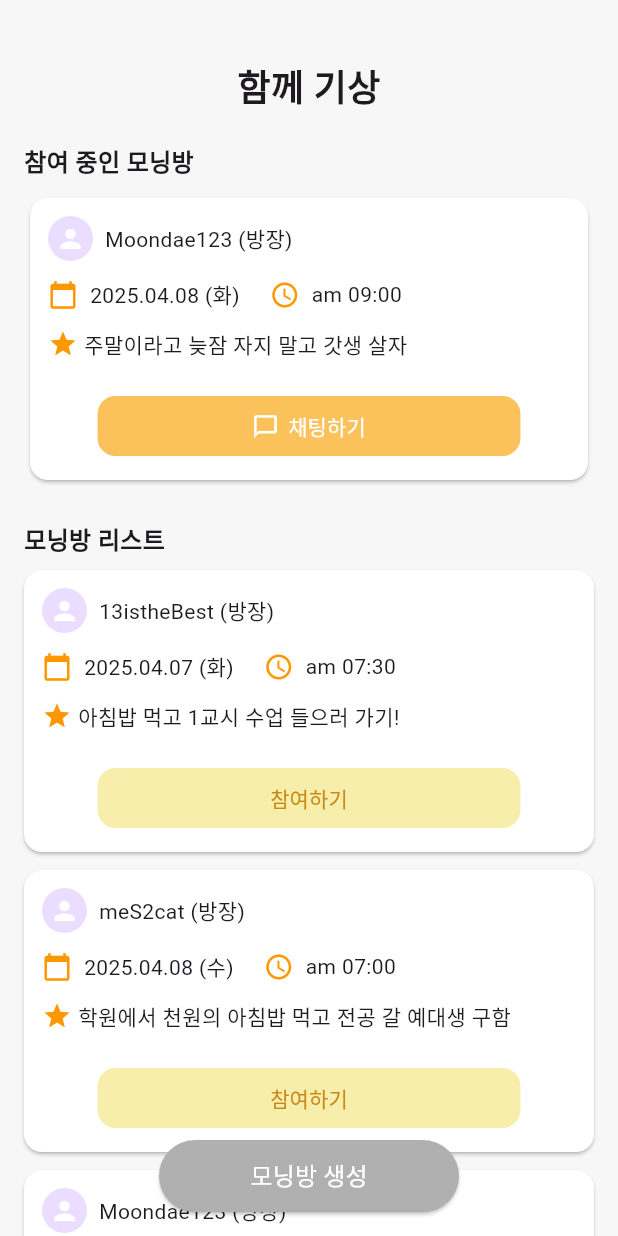
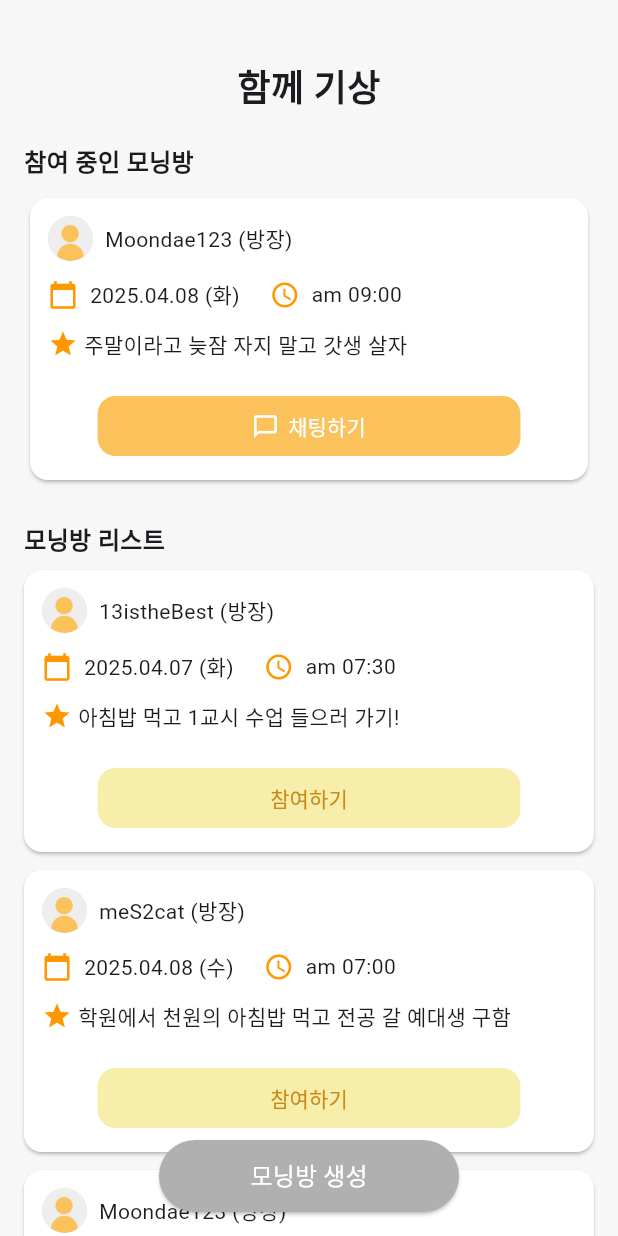
Before and after one commit to KHU-morning/front-morning, a Flutter app: the MorningRoomPage screen opened by its route, on a phone screen of 412 x 824 dp. Run offline on Flutter 3.47's test engine with Material 3 defaults, Android fonts, the phone set to English and light mode, and no system bars; our stand-ins replace flutter_svg, table_calendar.

Commit message:
modified:   lib/morning_room/chat_room_info.dart 	modified:   lib/morning_room/morning_room_page.dart

```diff
--- a/lib/morning_room/morning_room_page.dart
+++ b/lib/morning_room/morning_room_page.dart
@@ -175,7 +175,7 @@ class MorningRoomCard extends StatelessWidget {
             Row(
               children: [
                 const CircleAvatar(
-                  child: Icon(Icons.person, color: Colors.white, size: 20),
+                  backgroundImage: AssetImage('assets/img/default_profile.png'),
                   radius: 15,
                 ),
                 const SizedBox(width: 8),
@@ -258,7 +258,7 @@ class JoinedMorningRoomCard extends StatelessWidget {
             Row(
               children: [
                 const CircleAvatar(
-                  child: Icon(Icons.person, color: Colors.white, size: 20),
+                  backgroundImage: AssetImage('assets/img/default_profile.png'),
                   radius: 15,
                 ),
                 const SizedBox(width: 8),
```
Also changed, not shown: lib/morning_room/chat_room_info.dart (+7 -7 lines).
